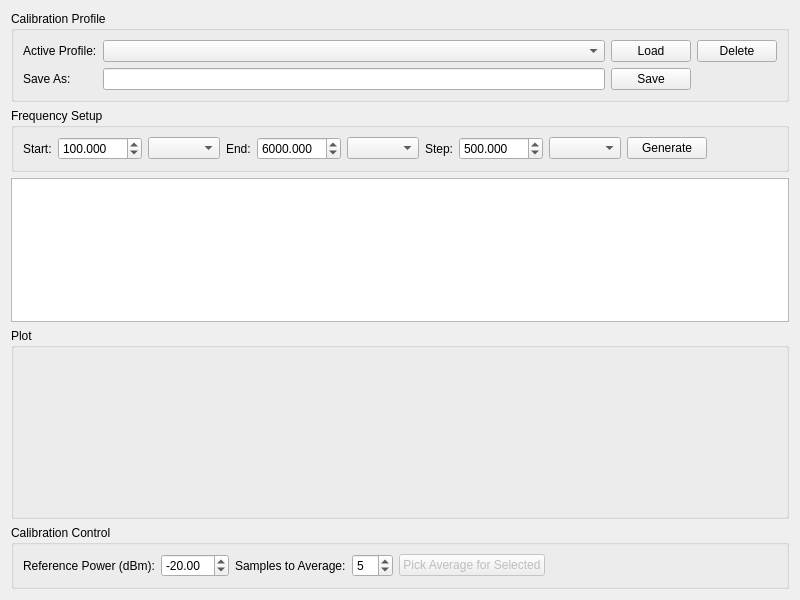
Old version of the form calibrationmanager.ui in the repository coozoo/qtrfpowermeter.
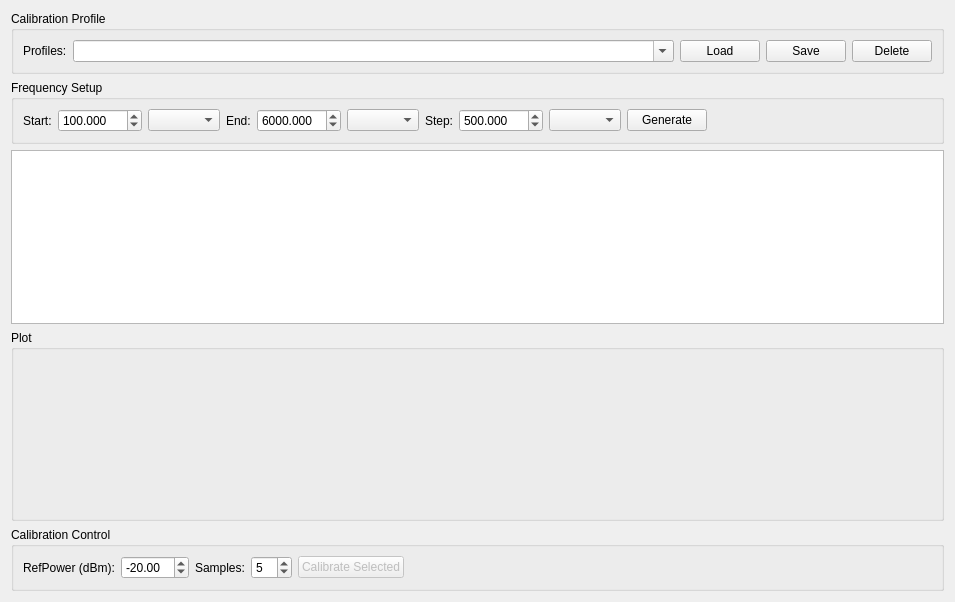
New version of the form. Custom widgets are drawn as their Qt base class.

Commit message:
improove profiles selection
remove editline
use combobox value to set names
set buttons states

The edit to the form file:
```diff
--- a/calibrationmanager.ui
+++ b/calibrationmanager.ui
@@ -6,8 +6,8 @@
    <rect>
     <x>0</x>
     <y>0</y>
-    <width>800</width>
-    <height>600</height>
+    <width>955</width>
+    <height>602</height>
    </rect>
   </property>
   <property name="windowTitle">
@@ -20,15 +20,32 @@
       <string>Calibration Profile</string>
      </property>
      <layout class="QGridLayout" name="gridLayout">
+      <item row="0" column="1">
+       <widget class="QComboBox" name="profileComboBox">
+        <property name="sizePolicy">
+         <sizepolicy hsizetype="MinimumExpanding" vsizetype="Fixed">
+          <horstretch>0</horstretch>
+          <verstretch>0</verstretch>
+         </sizepolicy>
+        </property>
+        <property name="editable">
+         <bool>true</bool>
+        </property>
+       </widget>
+      </item>
       <item row="0" column="0">
        <widget class="QLabel" name="label">
         <property name="text">
-         <string>Active Profile:</string>
+         <string>Profiles:</string>
         </property>
        </widget>
       </item>
-      <item row="0" column="1">
-       <widget class="QComboBox" name="profileComboBox"/>
+      <item row="0" column="3">
+       <widget class="QPushButton" name="saveProfileButton">
+        <property name="text">
+         <string>Save</string>
+        </property>
+       </widget>
       </item>
       <item row="0" column="2">
        <widget class="QPushButton" name="loadProfileButton">
@@ -37,30 +54,13 @@
         </property>
        </widget>
       </item>
-      <item row="0" column="3">
+      <item row="0" column="4">
        <widget class="QPushButton" name="deleteProfileButton">
         <property name="text">
          <string>Delete</string>
         </property>
        </widget>
       </item>
-      <item row="1" column="0">
-       <widget class="QLabel" name="label_2">
-        <property name="text">
-         <string>Save As:</string>
-        </property>
-       </widget>
-      </item>
-      <item row="1" column="1">
-       <widget class="QLineEdit" name="profileNameLineEdit"/>
-      </item>
-      <item row="1" column="2">
-       <widget class="QPushButton" name="saveProfileButton">
-        <property name="text">
-         <string>Save</string>
-        </property>
-       </widget>
-      </item>
      </layout>
     </widget>
    </item>
@@ -86,10 +86,10 @@
          <double>0.001000000000000</double>
         </property>
         <property name="maximum">
-         <double>10000</double>
+         <double>10000.000000000000000</double>
         </property>
         <property name="value">
-         <double>100</double>
+         <double>100.000000000000000</double>
         </property>
        </widget>
       </item>
@@ -109,10 +109,10 @@
          <number>3</number>
         </property>
         <property name="maximum">
-         <double>10000</double>
+         <double>10000.000000000000000</double>
         </property>
         <property name="value">
-         <double>6000</double>
+         <double>6000.000000000000000</double>
         </property>
        </widget>
       </item>
@@ -135,10 +135,10 @@
          <double>0.005000000000000</double>
         </property>
         <property name="maximum">
-         <double>10000</double>
+         <double>10000.000000000000000</double>
         </property>
         <property name="value">
-         <double>500</double>
+         <double>500.000000000000000</double>
         </property>
        </widget>
       </item>
@@ -199,27 +199,27 @@
       <item>
        <widget class="QLabel" name="label_6">
         <property name="text">
-         <string>Reference Power (dBm):</string>
+         <string>RefPower (dBm):</string>
         </property>
        </widget>
       </item>
       <item>
        <widget class="QDoubleSpinBox" name="referencePowerSpinBox">
         <property name="minimum">
-         <double>-100</double>
+         <double>-100.000000000000000</double>
         </property>
         <property name="maximum">
-         <double>100</double>
+         <double>100.000000000000000</double>
         </property>
         <property name="value">
-         <double>-20</double>
+         <double>-20.000000000000000</double>
         </property>
        </widget>
       </item>
       <item>
        <widget class="QLabel" name="label_7">
         <property name="text">
-         <string>Samples to Average:</string>
+         <string>Samples:</string>
         </property>
        </widget>
       </item>
@@ -238,9 +238,12 @@
         <property name="enabled">
          <bool>false</bool>
         </property>
-        <property name="text">
+        <property name="toolTip">
          <string>Pick Average for Selected</string>
         </property>
+        <property name="text">
+         <string>Calibrate Selected</string>
+        </property>
        </widget>
       </item>
       <item>
```
Left out of the diff: 16 changed lines with no effect on the pictures. The commit also changes 8 other files.
